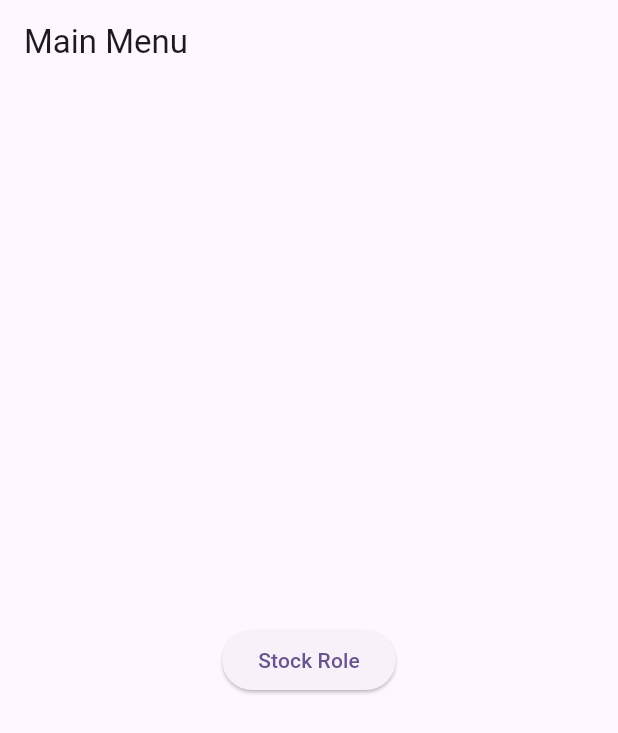
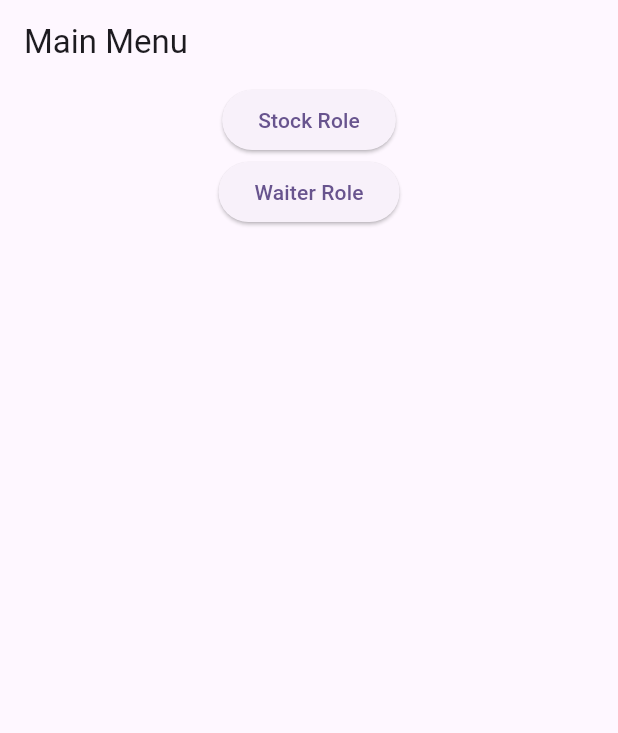
Before and after one commit to igorbasko01/pizza-coop, a Flutter app: the screen it shows after launch, on a phone screen of 412 x 824 dp. Shown: the top 733 px of the screen. Run offline on Flutter 3.47's test engine with Material 2 defaults, Android fonts, the phone set to English and light mode, and no system bars; our stand-ins replace flutter_bloc; missing offline and left inert: dart:ffi.

Commit message:
add waiter role button to main menu page (#107)

```diff
--- a/lib/presentation/main_menu_page.dart
+++ b/lib/presentation/main_menu_page.dart
@@ -9,12 +9,26 @@ class MainMenuPage extends StatelessWidget {
     return Scaffold(
       appBar: AppBar(title: const Text('Main Menu')),
       body: Center(
-        child: ElevatedButton(
-          child: const Text('Stock Role'),
-          onPressed: () {
-            Navigator.push(context,
-                MaterialPageRoute(builder: (context) => StockRolePage()));
-          },
+        child: Column(
+          children: [
+            ElevatedButton(
+              child: const Text('Stock Role'),
+              onPressed: () {
+                Navigator.push(context, MaterialPageRoute(builder: (_) {
+                  return StockRolePage();
+                }));
+              },
+            ),
+            ElevatedButton(
+              child: const Text('Waiter Role'),
+              onPressed: () {
+                const SnackBar(
+                  content: Text('Waiter Role is under construction'),
+                  duration: Duration(seconds: 1),
+                );
+              },
+            ),
+          ],
         ),
       ),
     );
```
Also changed, not shown: 1 other file.
